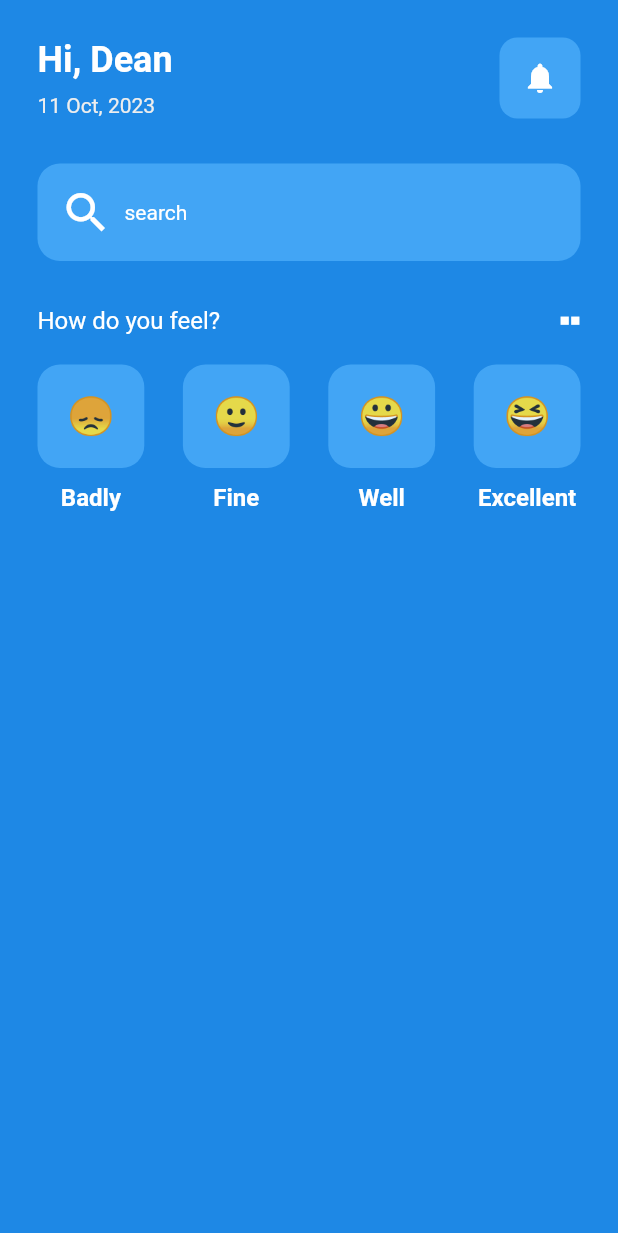
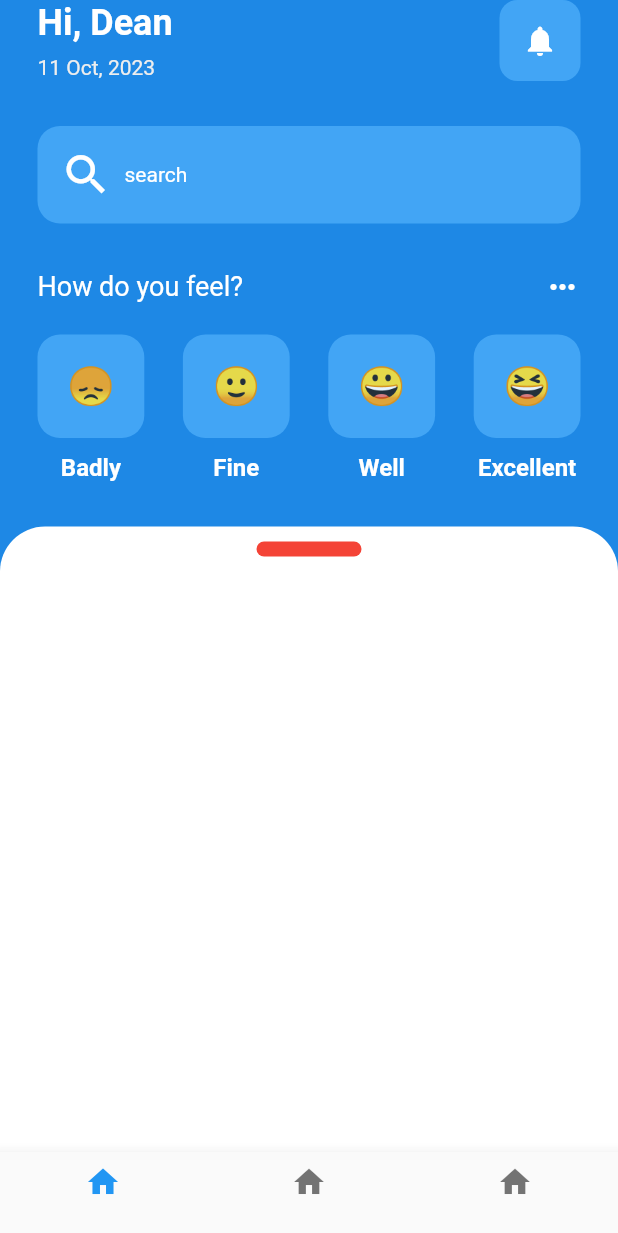
Before and after one commit to stDean/simple_flutter_UI, a Flutter app: the screen it shows after launch, on a phone screen of 412 x 824 dp. Shown: the top 1233 px of the screen. Run offline on Flutter 3.47's test engine with Material 2 defaults, Android fonts, the phone set to English and light mode, and no system bars.

Commit message:
started the bottom nav container

```diff
--- a/lib/screens/home_screen.dart
+++ b/lib/screens/home_screen.dart
@@ -1,4 +1,5 @@
 import "package:flutter/material.dart";
+import "package:simole_ui/utils/emo_icon.dart";
 
 class HomeScreen extends StatefulWidget {
   const HomeScreen({super.key});
@@ -12,12 +13,21 @@ class _HomeScreenState extends State<HomeScreen> {
   Widget build(BuildContext context) {
     return Scaffold(
       backgroundColor: Colors.blue[600],
+      bottomNavigationBar: BottomNavigationBar(
+        items: const [
+          BottomNavigationBarItem(icon: Icon(Icons.home), label: ""),
+          BottomNavigationBarItem(icon: Icon(Icons.home), label: ""),
+          BottomNavigationBarItem(icon: Icon(Icons.home), label: ""),
+        ],
+      ),
       body: SafeArea(
-        child: Padding(
-          padding: const EdgeInsets.all(25),
         child: Column(
           children: [
             // Intro Row
+            Padding(
+              padding: const EdgeInsets.symmetric(horizontal: 25.0),
+              child: Column(
+                children: [
                   Row(
                     mainAxisAlignment: MainAxisAlignment.spaceBetween,
                     children: [
@@ -57,6 +67,7 @@ class _HomeScreenState extends State<HomeScreen> {
                       )
                     ],
                   ),
+
                   const SizedBox(height: 30),
 
                   // Search Bar
@@ -90,155 +101,75 @@ class _HomeScreenState extends State<HomeScreen> {
                   const SizedBox(height: 30),
 
                   // How are you feeling Row
-              Column(
+                  const Column(
                     mainAxisAlignment: MainAxisAlignment.spaceBetween,
                     children: [
-                  const Row(
+                      Row(
                         mainAxisAlignment: MainAxisAlignment.spaceBetween,
                         children: [
                           Text(
                             "How do you feel?",
                             style: TextStyle(
                               color: Colors.white,
-                          fontSize: 16,
+                              fontSize: 18,
                             ),
                           ),
-                      SizedBox(
-                        child: Row(
-                          children: [
                           Icon(
-                              Icons.square,
-                              size: 7,
-                              color: Colors.white,
-                            ),
-                            Icon(
-                              Icons.square,
-                              size: 7,
+                            Icons.more_horiz,
                             color: Colors.white,
                           ),
                         ],
                       ),
-                      )
-                    ],
-                  ),
-                  const SizedBox(height: 20),
+                      SizedBox(height: 20),
                       Row(
                         mainAxisAlignment: MainAxisAlignment.spaceBetween,
                         children: [
-                      Column(
-                        children: [
-                          Container(
-                            decoration: BoxDecoration(
-                              color: Colors.blue.shade400,
-                              borderRadius: BorderRadius.circular(15),
-                            ),
-                            padding: const EdgeInsets.all(20),
-                            child: const Text(
-                              "😞",
-                              style: TextStyle(
-                                fontSize: 25,
-                              ),
-                            ),
-                          ),
-                          const SizedBox(height: 10),
-                          const Text(
-                            "Badly",
-                            style: TextStyle(
-                              color: Colors.white,
-                              fontSize: 16,
-                              fontWeight: FontWeight.bold,
-                            ),
-                          ),
-                        ],
-                      ),
-                      Column(
-                        children: [
-                          Container(
-                            decoration: BoxDecoration(
-                              color: Colors.blue.shade400,
-                              borderRadius: BorderRadius.circular(15),
-                            ),
-                            padding: const EdgeInsets.all(20),
-                            child: const Text(
-                              "🙂",
-                              style: TextStyle(
-                                fontSize: 25,
-                              ),
-                            ),
-                          ),
-                          const SizedBox(height: 10),
-                          const Text(
-                            "Fine",
-                            style: TextStyle(
-                              color: Colors.white,
-                              fontSize: 16,
-                              fontWeight: FontWeight.bold,
-                            ),
-                          ),
-                        ],
-                      ),
-                      Column(
-                        children: [
-                          Container(
-                            decoration: BoxDecoration(
-                              color: Colors.blue.shade400,
-                              borderRadius: BorderRadius.circular(15),
-                            ),
-                            padding: const EdgeInsets.all(20),
-                            child: const Text(
-                              "😀",
-                              style: TextStyle(
-                                fontSize: 25,
-                              ),
-                            ),
-                          ),
-                          const SizedBox(height: 10),
-                          const Text(
-                            "Well",
-                            style: TextStyle(
-                              color: Colors.white,
-                              fontSize: 16,
-                              fontWeight: FontWeight.bold,
-                            ),
-                          ),
-                        ],
-                      ),
-                      Column(
-                        children: [
-                          Container(
-                            decoration: BoxDecoration(
-                              color: Colors.blue.shade400,
-                              borderRadius: BorderRadius.circular(15),
-                            ),
-                            padding: const EdgeInsets.all(20),
-                            child: const Text(
-                              "😆",
-                              style: TextStyle(
-                                fontSize: 25,
-                              ),
-                            ),
-                          ),
-                          const SizedBox(height: 10),
-                          const Text(
-                            "Excellent",
-                            style: TextStyle(
-                              color: Colors.white,
-                              fontSize: 16,
-                              fontWeight: FontWeight.bold,
-                            ),
-                          ),
-                        ],
-                      ),
+                          EmoticonWidget(icon: "😞", mood: "Badly"),
+                          EmoticonWidget(icon: "🙂", mood: "Fine"),
+                          EmoticonWidget(icon: "😀", mood: "Well"),
+                          EmoticonWidget(icon: "😆", mood: "Excellent"),
                         ],
                       )
                     ],
                   ),
+                ],
+              ),
+            ),
+
+            const SizedBox(height: 30),
 
             // Bottom Container
+            bottomContainer
           ],
-          ),
         ),
       ),
     );
   }
 }
+
+Widget bottomContainer = Expanded(
+  child: Container(
+    decoration: const BoxDecoration(
+      color: Colors.white,
+      borderRadius: BorderRadius.only(
+        topRight: Radius.circular(30),
+        topLeft: Radius.circular(30),
+      ),
+    ),
+    child: Column(
+      children: [
+        const SizedBox(height: 10),
+        Center(
+          child: Container(
+            height: 10,
+            width: 70,
+            decoration: BoxDecoration(
+              color: Colors.red,
+              borderRadius: BorderRadius.circular(10),
+            ),
+          ),
+        ),
+      ],
+    ),
+  ),
+);
--- /dev/null
+++ b/lib/utils/emo_icon.dart
@@ -0,0 +1,42 @@
+import 'package:flutter/material.dart';
+
+class EmoticonWidget extends StatelessWidget {
+  const EmoticonWidget({
+    super.key,
+    required this.icon,
+    required this.mood,
+  });
+
+  final String icon;
+  final String mood;
+
+  @override
+  Widget build(BuildContext context) {
+    return Column(
+      children: [
+        Container(
+          decoration: BoxDecoration(
+            color: Colors.blue.shade400,
+            borderRadius: BorderRadius.circular(15),
+          ),
+          padding: const EdgeInsets.all(20),
+          child: Text(
+            icon,
+            style: const TextStyle(
+              fontSize: 25,
+            ),
+          ),
+        ),
+        const SizedBox(height: 10),
+        Text(
+          mood,
+          style: const TextStyle(
+            color: Colors.white,
+            fontSize: 16,
+            fontWeight: FontWeight.bold,
+          ),
+        ),
+      ],
+    );
+  }
+}
```
Lines whose indentation alone changed are shown as unchanged.
